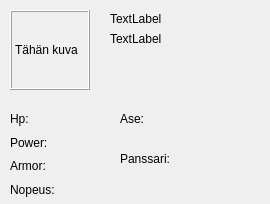
Aivoapina/ohjsuun_tomato3, file areenapeli/plebruutu.ui: the form before one commit.
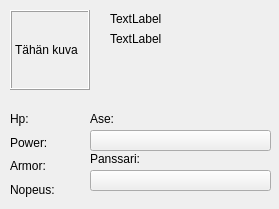
The form after the commit.

What changed in the file:
```diff
--- a/areenapeli/plebruutu.ui
+++ b/areenapeli/plebruutu.ui
@@ -6,8 +6,8 @@
    <rect>
     <x>0</x>
     <y>0</y>
-    <width>270</width>
-    <height>204</height>
+    <width>279</width>
+    <height>209</height>
    </rect>
   </property>
   <property name="windowTitle">
@@ -61,7 +61,7 @@
   <widget class="QLabel" name="alamuuta">
    <property name="geometry">
     <rect>
-     <x>120</x>
+     <x>90</x>
      <y>110</y>
      <width>141</width>
      <height>17</height>
@@ -74,7 +74,7 @@
   <widget class="QLabel" name="label">
    <property name="geometry">
     <rect>
-     <x>120</x>
+     <x>90</x>
      <y>150</y>
      <width>141</width>
      <height>17</height>
@@ -84,26 +84,26 @@
     <string>Panssari:</string>
    </property>
   </widget>
-  <widget class="QLabel" name="aseLabel">
+  <widget class="QPushButton" name="aseLabel">
    <property name="geometry">
     <rect>
-     <x>120</x>
+     <x>90</x>
      <y>130</y>
-     <width>151</width>
-     <height>17</height>
+     <width>181</width>
+     <height>21</height>
     </rect>
    </property>
    <property name="text">
-    <string>  </string>
+    <string/>
    </property>
   </widget>
-  <widget class="QLabel" name="panssariLabel">
+  <widget class="QPushButton" name="panssariLabel">
    <property name="geometry">
     <rect>
-     <x>120</x>
+     <x>90</x>
      <y>170</y>
-     <width>151</width>
-     <height>17</height>
+     <width>181</width>
+     <height>21</height>
     </rect>
    </property>
    <property name="text">
@@ -115,7 +115,7 @@
     <rect>
      <x>10</x>
      <y>110</y>
-     <width>101</width>
+     <width>71</width>
      <height>88</height>
     </rect>
    </property>
```
